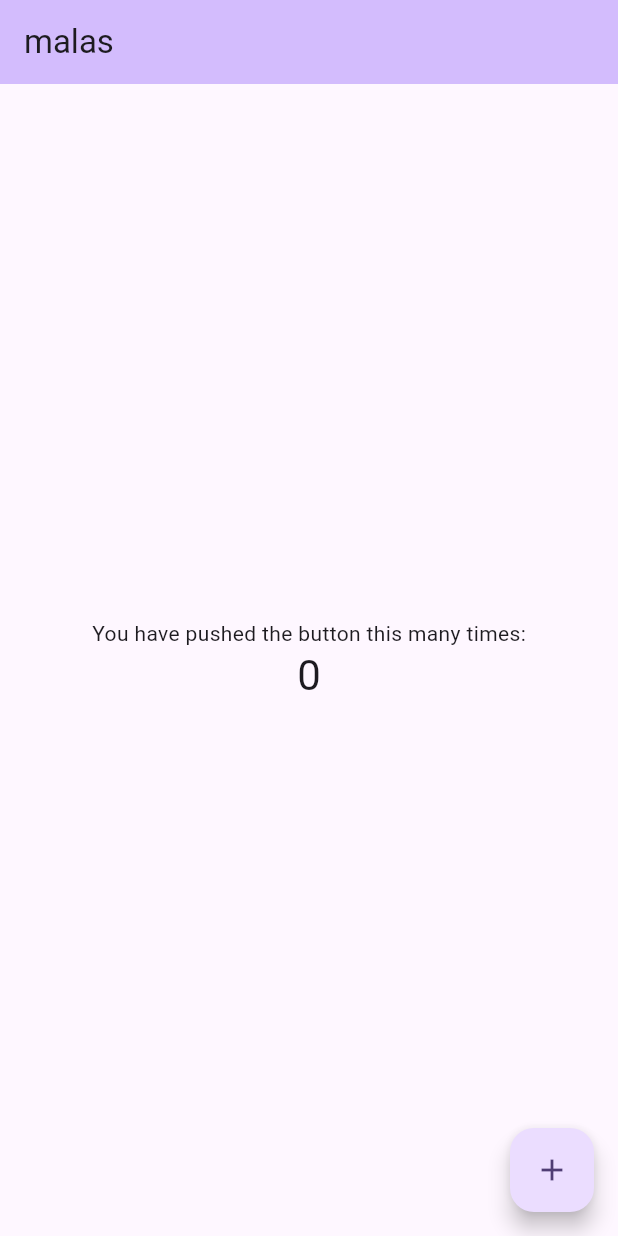
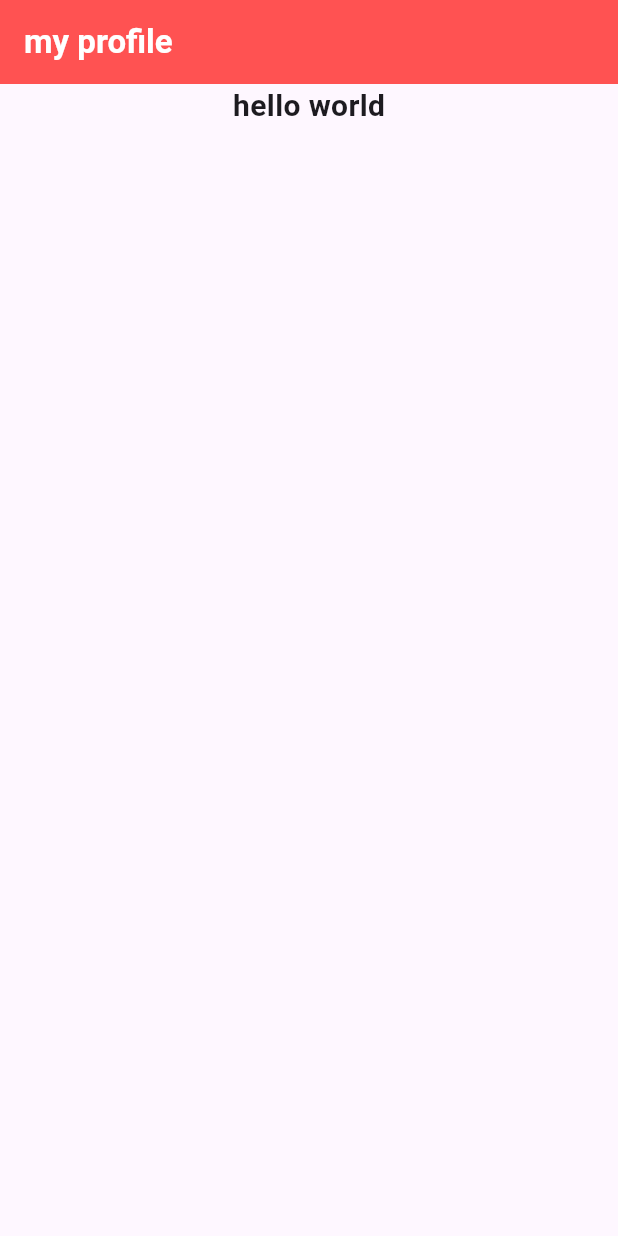
Before and after one commit to piss0/flutter_profile_card, a Flutter app: the screen it shows after launch, on a phone screen of 412 x 824 dp. Run offline on Flutter 3.47's test engine with Material 3 defaults, Android fonts, the phone set to English and light mode, and no system bars.

Commit message:
belajar row colum

```diff
--- a/lib/main.dart
+++ b/lib/main.dart
@@ -1,123 +1,18 @@
 import 'package:flutter/material.dart';
+import 'package:flutter_application_1/profile.dart';
 
 void main() {
-  runApp(const MyApp());
+  runApp(MainPage());
 }
 
-class MyApp extends StatelessWidget {
-  const MyApp({super.key});
+class MainPage extends StatelessWidget {
+  const MainPage({super.key});
 
-  // This widget is the root of your application.
   @override
   Widget build(BuildContext context) {
     return MaterialApp(
-      title: 'Flutter ',
-      theme: ThemeData(
-        // This is the theme of your application.
-        //
-        // TRY THIS: Try running your application with "flutter run". You'll see
-        // the application has a purple toolbar. Then, without quitting the app,
-        // try changing the seedColor in the colorScheme below to Colors.green
-        // and then invoke "hot reload" (save your changes or press the "hot
-        // reload" button in a Flutter-supported IDE, or press "r" if you used
-        // the command line to start the app).
-        //
-        // Notice that the counter didn't reset back to zero; the application
-        // state is not lost during the reload. To reset the state, use hot
-        // restart instead.
-        //
-        // This works for code too, not just values: Most code changes can be
-        // tested with just a hot reload.
-        colorScheme: ColorScheme.fromSeed(seedColor: Colors.deepPurple),
-      ),
-      home: const MyHomePage(title: 'malas'),
+      home: profilecard(),
       debugShowCheckedModeBanner: false,
-    );
-  }
+ );
 }
-
-class MyHomePage extends StatefulWidget {
-  const MyHomePage({super.key, required this.title});
-
-  // This widget is the home page of your application. It is stateful, meaning
-  // that it has a State object (defined below) that contains fields that affect
-  // how it looks.
-
-  // This class is the configuration for the state. It holds the values (in this
-  // case the title) provided by the parent (in this case the App widget) and
-  // used by the build method of the State. Fields in a Widget subclass are
-  // always marked "final".
-
-  final String title;
-
-  @override
-  State<MyHomePage> createState() => _MyHomePageState();
 }
-
-class _MyHomePageState extends State<MyHomePage> {
-  int _counter = 0;
-
-  void _incrementCounter() {
-    setState(() {
-      // This call to setState tells the Flutter framework that something has
-      // changed in this State, which causes it to rerun the build method below
-      // so that the display can reflect the updated values. If we changed
-      // _counter without calling setState(), then the build method would not be
-      // called again, and so nothing would appear to happen.
-      _counter++;
-    });
-  }
-
-  @override
-  Widget build(BuildContext context) {
-    // This method is rerun every time setState is called, for instance as done
-    // by the _incrementCounter method above.
-    //
-    // The Flutter framework has been optimized to make rerunning build methods
-    // fast, so that you can just rebuild anything that needs updating rather
-    // than having to individually change instances of widgets.
-    return Scaffold(
-      appBar: AppBar(
-        // TRY THIS: Try changing the color here to a specific color (to
-        // Colors.amber, perhaps?) and trigger a hot reload to see the AppBar
-        // change color while the other colors stay the same.
-        backgroundColor: Theme.of(context).colorScheme.inversePrimary,
-        // Here we take the value from the MyHomePage object that was created by
-        // the App.build method, and use it to set our appbar title.
-        title: Text(widget.title),
-      ),
-      body: Center(
-        // Center is a layout widget. It takes a single child and positions it
-        // in the middle of the parent.
-        child: Column(
-          // Column is also a layout widget. It takes a list of children and
-          // arranges them vertically. By default, it sizes itself to fit its
-          // children horizontally, and tries to be as tall as its parent.
-          //
-          // Column has various properties to control how it sizes itself and
-          // how it positions its children. Here we use mainAxisAlignment to
-          // center the children vertically; the main axis here is the vertical
-          // axis because Columns are vertical (the cross axis would be
-          // horizontal).
-          //
-          // TRY THIS: Invoke "debug painting" (choose the "Toggle Debug Paint"
-          // action in the IDE, or press "p" in the console), to see the
-          // wireframe for each widget.
-          mainAxisAlignment: MainAxisAlignment.center,
-          children: <Widget>[
-            const Text('You have pushed the button this many times:'),
-            Text(
-              '$_counter',
-              style: Theme.of(context).textTheme.headlineMedium,
-            ),
-          ],
-        ),
-      ),
-      floatingActionButton: FloatingActionButton(
-        onPressed: _incrementCounter,
-        tooltip: 'Increment',
-        child: const Icon(Icons.add),
-      ), // This trailing comma makes auto-formatting nicer for build methods.
-    );
-  }
-}
--- /dev/null
+++ b/lib/profile.dart
@@ -0,0 +1,38 @@
+import 'package:flutter/material.dart';
+
+class profilecard extends StatelessWidget {
+  const profilecard({super.key});
+
+  @override
+  Widget build(BuildContext context) {
+    return Scaffold(
+      appBar: AppBar(
+        backgroundColor: Colors.redAccent,
+        title: const Text('my profile',
+        style: TextStyle(
+          color: Colors.white,
+          fontWeight: FontWeight.bold,
+        ),),
+      ),
+      body: Center(
+        child: Column(
+          children: [
+            Text('hello world',style: TextStyle(fontSize: 20,
+            fontWeight: FontWeight.bold,
+            ),
+           ),
+            Row(
+              children: <Widget>[
+                Column(
+                  children: <Widget>[],
+                ),
+                Column(),
+              ],
+            )
+          ],
+        ),
+      ),
+    );
+  }
+}
+//codingan profile card
```
